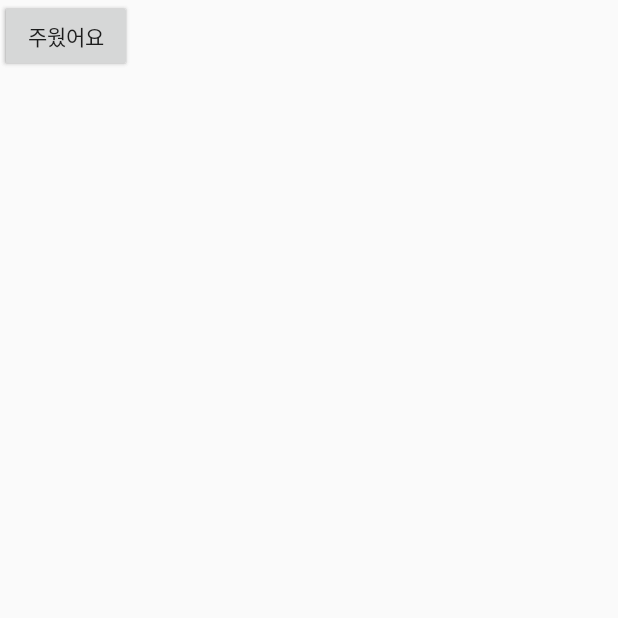
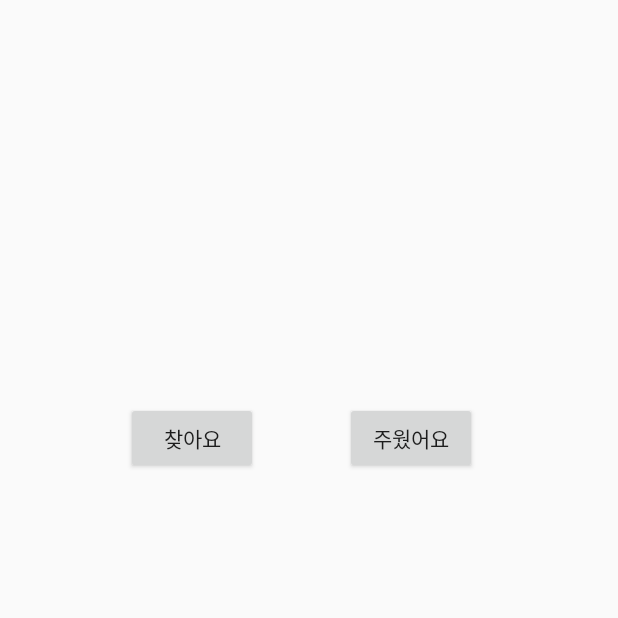
Before and after one commit to jiwon0297/Android, an Android app: the LostActivity screen opened directly, with no data from a screen before it, on a phone screen of 412 x 824 dp, the top half of it. Run offline under Robolectric (Android 15) with nearby library versions, the light colour scheme and no system bars.

Commit message:
asdf
asdf

```diff
--- a/app/src/main/java/com/example/myapplication/lost/FindActivity.java
+++ b/app/src/main/java/com/example/myapplication/lost/FindActivity.java
@@ -73,7 +73,6 @@ public class FindActivity extends AppCompatActivity {
         frag_mail=new frag_mail();
         frag_home=new frag_home();
         frag_mypage=new frag_mypage();
-        setFrag(1); // 첫 프래그먼트 화면 지정
     }
 
     private void setFrag(int n)
--- a/app/src/main/java/com/example/myapplication/lost/GetActivity.java
+++ b/app/src/main/java/com/example/myapplication/lost/GetActivity.java
@@ -73,7 +73,6 @@ public class GetActivity extends AppCompatActivity {
         frag_mail=new frag_mail();
         frag_home=new frag_home();
         frag_mypage=new frag_mypage();
-        setFrag(1); // 첫 프래그먼트 화면 지정
     }
 
     private void setFrag(int n)
--- a/app/src/main/res/layout/activity_lost.xml
+++ b/app/src/main/res/layout/activity_lost.xml
@@ -10,15 +10,18 @@
         android:id="@+id/button2"
         android:layout_width="wrap_content"
         android:layout_height="wrap_content"
+        android:layout_marginStart="84dp"
         android:text="찾아요"
-        tools:layout_editor_absoluteX="84dp"
-        tools:layout_editor_absoluteY="268dp" />
+        app:layout_constraintBaseline_toBaselineOf="@+id/button3"
+        app:layout_constraintStart_toStartOf="parent" />
 
     <Button
         android:id="@+id/button3"
         android:layout_width="wrap_content"
         android:layout_height="wrap_content"
+        android:layout_marginStart="58dp"
+        android:layout_marginTop="268dp"
         android:text="주웠어요"
-        tools:layout_editor_absoluteX="230dp"
-        tools:layout_editor_absoluteY="268dp" />
+        app:layout_constraintStart_toEndOf="@+id/button2"
+        app:layout_constraintTop_toTopOf="parent" />
 </androidx.constraintlayout.widget.ConstraintLayout>
```
